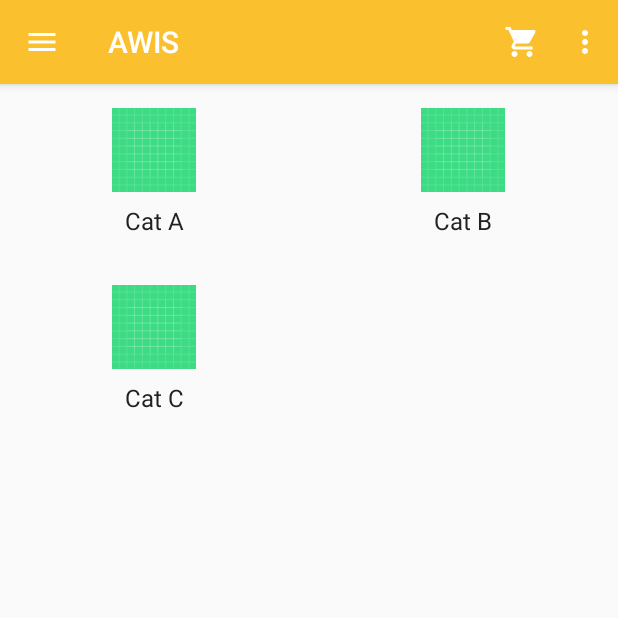
After one commit to tobiasbriones/cp-unah-mm543-awis, an Android app: the fragment CategoriesFragment placed in its activity, on a phone screen of 412 x 824 dp, the top half of it. The commit adds this screen. Run offline under Robolectric (Android 15) with nearby library versions, the phone set to English and light mode, and no system bars.

Commit message:
CategoriesFragment implemented

```diff
--- a/app/src/main/java/com/mm543/awis/MainActivity.kt
+++ b/app/src/main/java/com/mm543/awis/MainActivity.kt
@@ -24,6 +24,7 @@ import com.google.android.material.navigation.NavigationView
 import com.mm543.awis.ui.checkout.CheckoutActivity
 import com.mm543.awis.ui.main.AboutDialog
 import com.mm543.awis.ui.main.SignInDialog
+import com.mm543.awis.ui.main.categories.CategoriesFragment
 import com.mm543.awis.ui.main.search.ProductSearchFragment
 
 class MainActivity : AppCompatActivity(), NavigationView.OnNavigationItemSelectedListener {
@@ -82,7 +83,7 @@ class MainActivity : AppCompatActivity(), NavigationView.OnNavigationItemSelecte
         closeDrawer()
         return when (item.itemId) {
             R.id.main_drawer_categories -> {
-                // TODO
+                showCategoriesFragment()
                 true
             }
             else -> true
@@ -121,6 +122,15 @@ class MainActivity : AppCompatActivity(), NavigationView.OnNavigationItemSelecte
         ft.setCustomAnimations(android.R.animator.fade_in, android.R.animator.fade_out)
             .replace(R.id.main_content_frame, fragment)
             .commit()
-        Log.d("App", "products")
+    }
+
+    private fun showCategoriesFragment() {
+        val fragment = CategoriesFragment()
+        val fm: FragmentManager = supportFragmentManager
+        val ft = fm.beginTransaction()
+
+        ft.setCustomAnimations(android.R.animator.fade_in, android.R.animator.fade_out)
+            .replace(R.id.main_content_frame, fragment)
+            .commit()
     }
 }
--- /dev/null
+++ b/app/src/main/java/com/mm543/awis/ui/main/categories/CategoriesAdapter.kt
@@ -0,0 +1,60 @@
+/*
+ * AWIS: Adventure Works Information Systems, Android App
+ * Created for the MM543-0900-3-2020 course.
+ * Team: Tobias Briones, Juan Varela
+ *
+ * Copyright (c) 2020 Tobias Briones.
+ *
+ * This source code is licensed under the MIT license found in the
+ * LICENSE file in the root directory of this source tree.
+ */
+
+package com.mm543.awis.ui.main.categories
+
+import android.view.LayoutInflater
+import android.view.View
+import android.view.ViewGroup
+import androidx.recyclerview.widget.RecyclerView
+import com.mm543.awis.R
+import com.mm543.awis.ui.main.categories.CategoriesAdapter.ViewHolder
+import kotlinx.android.synthetic.main.product_category_item.view.*
+
+class CategoriesAdapter(private val onItemClick: ((position: Int, item: CategoryItem) -> Unit)) :
+    RecyclerView.Adapter<ViewHolder>() {
+    private val categoryItems = ArrayList<CategoryItem>()
+
+    override fun onCreateViewHolder(
+        viewGroup: ViewGroup,
+        viewType: Int
+    ): ViewHolder {
+        val li = LayoutInflater.from(viewGroup.context)
+        return ViewHolder(
+            li.inflate(R.layout.product_category_item, viewGroup, false)
+        )
+    }
+
+    override fun getItemCount(): Int {
+        return categoryItems.size
+    }
+
+    override fun onBindViewHolder(holder: ViewHolder, position: Int) {
+        holder.setData(categoryItems[position])
+    }
+
+    fun setCategoryItemsData(items: List<CategoryItem>) {
+        categoryItems.addAll(items)
+        notifyDataSetChanged()
+    }
+
+    inner class ViewHolder(inflate: View) : RecyclerView.ViewHolder(inflate) {
+        fun setData(categoryItem: CategoryItem) {
+            itemView.setOnClickListener {
+                categoryItem.let {
+                    onItemClick.invoke(adapterPosition, categoryItem)
+                }
+            }
+            itemView.product_category_image_iv?.setImageResource(categoryItem.imageId)
+            itemView.product_category_name_tv?.text = categoryItem.name
+        }
+    }
+}
--- /dev/null
+++ b/app/src/main/java/com/mm543/awis/ui/main/categories/CategoriesFragment.kt
@@ -0,0 +1,84 @@
+/*
+ * AWIS: Adventure Works Information Systems, Android App
+ * Created for the MM543-0900-3-2020 course.
+ * Team: Tobias Briones, Juan Varela
+ *
+ * Copyright (c) 2020 Tobias Briones.
+ *
+ * This source code is licensed under the MIT license found in the
+ * LICENSE file in the root directory of this source tree.
+ */
+
+package com.mm543.awis.ui.main.categories
+
+import android.os.Bundle
+import android.view.LayoutInflater
+import android.view.View
+import android.view.ViewGroup
+import androidx.fragment.app.Fragment
+import androidx.recyclerview.widget.GridLayoutManager
+import androidx.recyclerview.widget.RecyclerView
+import com.mm543.awis.R
+import com.mm543.awis.domain.model.ProductCategory
+import com.mm543.awis.repository.AppProductCategoryRepository
+import kotlinx.android.synthetic.main.fragment_product_search.*
+
+class CategoriesFragment : Fragment() {
+
+    private val categoriesAdapter: CategoriesAdapter = CategoriesAdapter { position, item ->
+        onItemClick(position, item)
+    }
+
+    private lateinit var categoriesRV: RecyclerView
+    private lateinit var categories: List<ProductCategory>
+
+    override fun onCreateView(
+        inflater: LayoutInflater, container: ViewGroup?,
+        savedInstanceState: Bundle?
+    ): View? {
+        return inflater.inflate(R.layout.fragment_categories, container, false)
+    }
+
+    override fun onViewCreated(view: View, savedInstanceState: Bundle?) {
+        super.onViewCreated(view, savedInstanceState)
+        categoriesRV = view.findViewById(R.id.categories_rv)
+        initViews(view)
+    }
+
+    private fun onItemClick(position: Int, item: CategoryItem) {
+    }
+
+    private fun initViews(view: View) {
+        initCategoriesRV()
+    }
+
+    private fun initCategoriesRV() {
+        val activity = requireActivity()
+
+        categoriesRV.layoutManager = GridLayoutManager(activity, 2)
+        categoriesRV.adapter = categoriesAdapter
+
+        categoriesAdapter.setCategoryItemsData(prepareCategoryItems())
+    }
+
+    private fun prepareCategoryItems(): List<CategoryItem> {
+        categories = getRandomCategories()
+        val menuItemList = ArrayList<CategoryItem>()
+
+        categories.forEach {
+            menuItemList.add(
+                CategoryItem(
+                    it.name,
+                    R.drawable.ic_launcher_background
+                )
+            )
+        }
+        return menuItemList
+    }
+
+    private fun getRandomCategories(): List<ProductCategory> {
+        val repository = AppProductCategoryRepository()
+        return repository.getAll(0, 10)
+    }
+
+}
--- a/app/src/main/java/com/mm543/awis/ui/main/nav/NavDrawerItem.kt
+++ b/app/src/main/java/com/mm543/awis/ui/main/categories/CategoryItem.kt
@@ -9,10 +9,9 @@
  * LICENSE file in the root directory of this source tree.
  */
 
-package com.mm543.awis.ui.main.nav
+package com.mm543.awis.ui.main.categories
 
-data class NavDrawerItem(
-    var id: Int,
-    var itemName: String,
-    var resourceId: Int
+data class CategoryItem(
+    val name: String,
+    val imageId: Int
 )
--- /dev/null
+++ b/app/src/main/res/layout/fragment_categories.xml
@@ -0,0 +1,9 @@
+<?xml version="1.0" encoding="utf-8"?>
+<androidx.recyclerview.widget.RecyclerView xmlns:android="http://schemas.android.com/apk/res/android"
+    xmlns:tools="http://schemas.android.com/tools"
+    android:id="@+id/categories_rv"
+    android:layout_width="match_parent"
+    android:layout_height="match_parent"
+    android:visibility="visible"
+    tools:context=".ui.main.categories.CategoriesFragment">
+</androidx.recyclerview.widget.RecyclerView>
--- /dev/null
+++ b/app/src/main/res/layout/product_category_item.xml
@@ -0,0 +1,27 @@
+<?xml version="1.0" encoding="utf-8"?>
+<LinearLayout xmlns:android="http://schemas.android.com/apk/res/android"
+    android:layout_width="match_parent"
+    android:layout_height="wrap_content"
+    android:background="?android:attr/selectableItemBackground"
+    android:orientation="vertical"
+    android:padding="@dimen/spacing_16">
+
+    <ImageView
+        android:id="@+id/product_category_image_iv"
+        android:layout_width="56dp"
+        android:layout_height="56dp"
+        android:layout_gravity="center"
+        android:layout_marginBottom="@dimen/spacing_8"
+        android:contentDescription="@string/category_image_content_desc" />
+
+    <TextView
+        android:id="@+id/product_category_name_tv"
+        android:layout_width="match_parent"
+        android:layout_height="wrap_content"
+        android:layout_gravity="center"
+        android:ellipsize="end"
+        android:gravity="center"
+        android:textColor="@color/primaryText"
+        android:textSize="16sp" />
+
+</LinearLayout>
--- a/app/src/main/res/values/strings.xml
+++ b/app/src/main/res/values/strings.xml
@@ -46,4 +46,9 @@
     <string name="total_field">Total:</string>
     <string name="decrement_quantity_content_desc">Decrement quantity</string>
     <string name="increment_quantity_content_desc">Increment quantity</string>
+    <string name="category_image_content_desc">Category image</string>
+    <string name="categories">Categories</string>
+    <string name="offices">Offices</string>
+    <string name="notifications">Notifications</string>
+    <string name="user_photo_content_desc">User photo</string>
 </resources>
```
